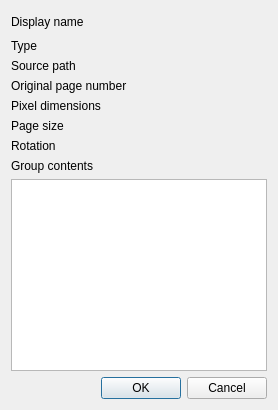
Before: the Qt Designer form Pdf4QtPageMaster/itempropertiesdialog.ui in studio-berry/loop, drawn with Qt 5.
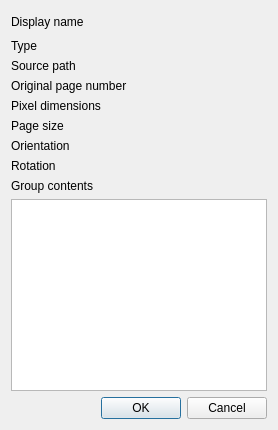
After: the same form once the commit is applied.

```diff
--- a/Pdf4QtPageMaster/itempropertiesdialog.ui
+++ b/Pdf4QtPageMaster/itempropertiesdialog.ui
@@ -135,13 +135,27 @@
       </widget>
      </item>
      <item row="6" column="0">
+      <widget class="QLabel" name="orientationLabel">
+       <property name="text">
+        <string>Orientation</string>
+       </property>
+      </widget>
+     </item>
+     <item row="6" column="1">
+      <widget class="QLabel" name="orientationValueLabel">
+       <property name="wordWrap">
+        <bool>true</bool>
+       </property>
+      </widget>
+     </item>
+     <item row="7" column="0">
       <widget class="QLabel" name="rotationLabel">
        <property name="text">
         <string>Rotation</string>
        </property>
       </widget>
      </item>
-     <item row="6" column="1">
+     <item row="7" column="1">
       <widget class="QLabel" name="rotationValueLabel">
        <property name="wordWrap">
         <bool>true</bool>
```
